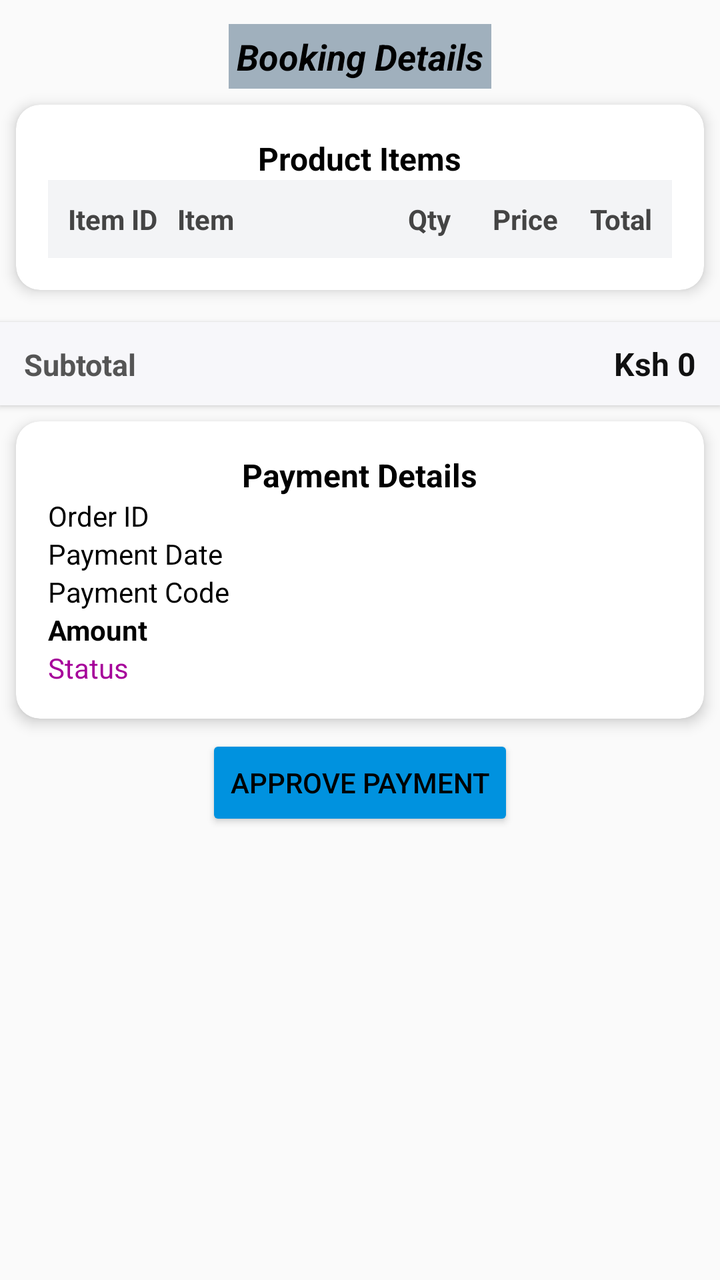
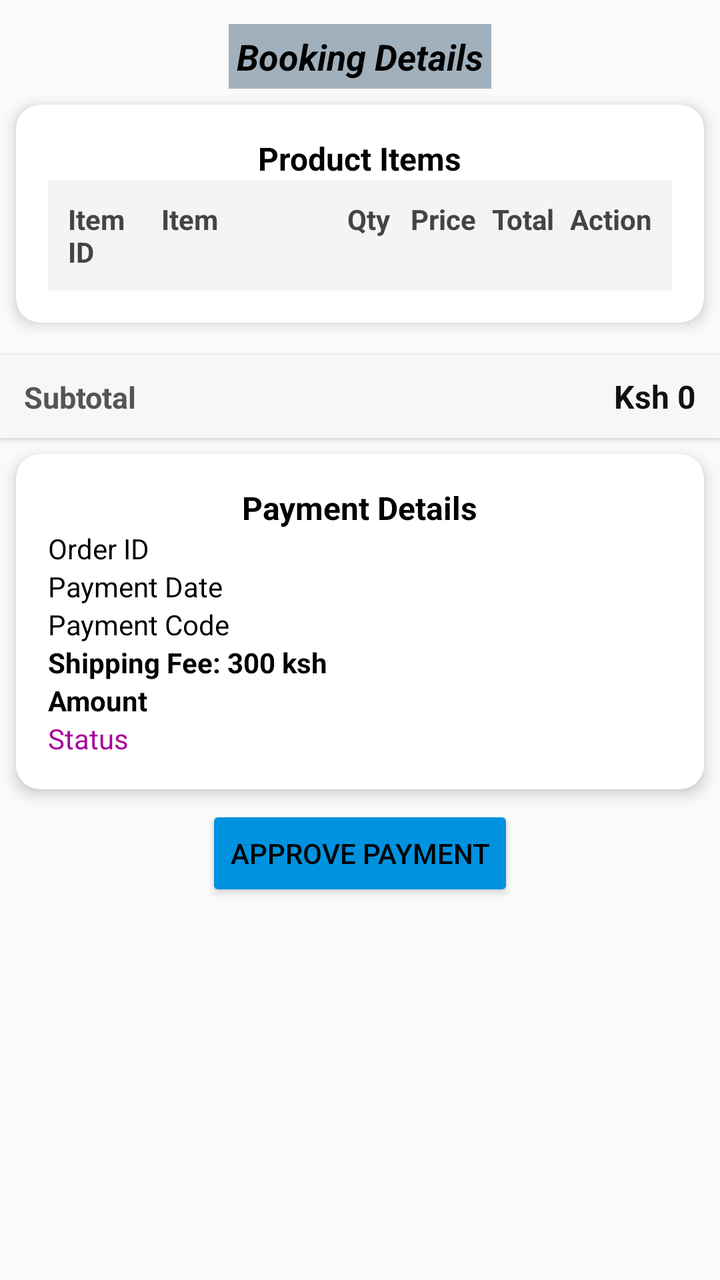

Two renders of the same Android screen: before a commit and after it. Below are the layout's source before the change and the commit's diff.
<!-- AndroidManifest.xml: application theme AppTheme -->
<!-- res/layout/activity_booking_items.xml -->
<?xml version="1.0" encoding="utf-8"?>
<RelativeLayout xmlns:android="http://schemas.android.com/apk/res/android"
    xmlns:app="http://schemas.android.com/apk/res-auto"
    xmlns:tools="http://schemas.android.com/tools"
    android:layout_width="match_parent"
    android:layout_height="match_parent"
    tools:context=".Clients.BookingItems">

    <androidx.core.widget.NestedScrollView
        android:layout_width="match_parent"
        android:layout_height="match_parent">
        <RelativeLayout
            android:layout_width="match_parent"
            android:layout_height="match_parent"
            android:layout_marginBottom="90dp">
            <LinearLayout
                android:layout_width="match_parent"
                android:layout_height="match_parent"
                android:orientation="vertical">

                <TextView
                    android:layout_width="wrap_content"
                    android:layout_height="wrap_content"
                    android:text="Booking Details"
                    android:textSize="18sp"
                    android:layout_gravity="center"
                    android:textStyle="bold|italic"
                    android:padding="4dp"
                    android:layout_marginTop="12dp"
                    android:background="@color/colorreceipt"
                    android:textColor="@color/colorBlack" />

                <androidx.cardview.widget.CardView
                    android:visibility="gone"
                    android:layout_width="match_parent"
                    android:layout_height="wrap_content"
                    android:layout_margin="8dp"
                    app:cardCornerRadius="12dp"
                    app:cardElevation="4dp"
                    app:cardBackgroundColor="@color/white">

                    <LinearLayout
                        android:layout_width="match_parent"
                        android:layout_height="wrap_content"
                        android:orientation="vertical"
                        android:padding="16dp">
                        <TextView
                            android:layout_width="wrap_content"
                            android:layout_height="wrap_content"
                            android:text="Client Details"
                            android:textSize="16sp"
                            android:layout_gravity="center"
                            android:textStyle="bold"
                            android:textColor="@color/colorBlack" />


                        <TextView
                            android:id="@+id/tvClientName"
                            android:layout_width="wrap_content"
                            android:layout_height="wrap_content"
                            android:text="Client Name"
                            android:textColor="@color/colorBlack"/>

                        <TextView
                            android:id="@+id/tvClientNo"
                            android:layout_width="wrap_content"
                            android:layout_height="wrap_content"
                            android:text="Phone Number"
                            android:textColor="@color/colorBlack"/>

                        <TextView
                            android:id="@+id/tvEmail"
                            android:layout_width="wrap_content"
                            android:layout_height="wrap_content"
                            android:text="Email"
                            android:textColor="@color/colorBlack"/>
                    </LinearLayout>
                </androidx.cardview.widget.CardView>

                <androidx.cardview.widget.CardView
                    android:layout_width="match_parent"
                    android:layout_height="wrap_content"
                    android:layout_margin="8dp"
                    app:cardCornerRadius="12dp"
                    app:cardElevation="4dp"
                    app:cardBackgroundColor="@color/white">

                    <LinearLayout
                        android:layout_width="match_parent"
                        android:layout_height="wrap_content"
                        android:orientation="vertical"
                        android:padding="16dp">

                        <TextView
                            android:layout_width="wrap_content"
                            android:layout_height="wrap_content"
                            android:text="Product Items"
                            android:textSize="16sp"
                            android:layout_gravity="center"
                            android:textStyle="bold"
                            android:textColor="@color/colorBlack" />

                        <include layout="@layout/row_cart_header" />

                        
                        <androidx.recyclerview.widget.RecyclerView
                            android:id="@+id/recyclerView"
                            android:layout_width="match_parent"
                            android:layout_height="0dp"
                            android:layout_weight="1"
                            android:scrollbars="vertical"
                            app:layout_behavior="@string/appbar_scrolling_view_behavior" />
                    </LinearLayout>
                </androidx.cardview.widget.CardView>
                <LinearLayout
                    android:id="@+id/subtotal_bar"
                    android:layout_width="match_parent"
                    android:layout_height="wrap_content"
                    android:orientation="horizontal"
                    android:paddingStart="12dp"
                    android:paddingEnd="12dp"
                    android:paddingTop="10dp"
                    android:paddingBottom="10dp"
                    android:background="#F7F7FA"
                    android:elevation="2dp"
                    android:layout_marginTop="8dp">

                    <TextView
                        android:id="@+id/label_subtotal"
                        android:layout_width="0dp"
                        android:layout_height="wrap_content"
                        android:layout_weight="1"
                        android:text="Subtotal"
                        android:textColor="#555555"
                        android:textStyle="bold"
                        android:textSize="15sp" />

                    <TextView
                        android:id="@+id/txv_cart_subtotal"
                        android:layout_width="wrap_content"
                        android:layout_height="wrap_content"
                        android:text="Ksh 0"
                        android:textColor="#111111"
                        android:textStyle="bold"
                        android:textSize="16sp" />
                </LinearLayout>
                <androidx.cardview.widget.CardView
                    android:layout_width="match_parent"
                    android:layout_height="wrap_content"
                    android:layout_margin="8dp"
                    app:cardCornerRadius="12dp"
                    app:cardElevation="4dp"
                    app:cardBackgroundColor="@color/white">

                    <LinearLayout
                        android:layout_width="match_parent"
                        android:layout_height="wrap_content"
                        android:orientation="vertical"
                        android:padding="16dp">
                        <TextView
                            android:layout_width="wrap_content"
                            android:layout_height="wrap_content"
                            android:text="Payment Details"
                            android:textSize="16sp"
                            android:layout_gravity="center"
                            android:textStyle="bold"
                            android:textColor="@color/colorBlack" />


                        <TextView
                            android:id="@+id/tvPaymentID"
                            android:layout_width="wrap_content"
                            android:layout_height="wrap_content"
                            android:text="Order ID"
                            android:textColor="@color/colorBlack"/>

                        <TextView
                            android:id="@+id/tvPaymentDate"
                            android:layout_width="wrap_content"
                            android:layout_height="wrap_content"
                            android:text="Payment Date"
                            android:textColor="@color/colorBlack"/>
                        <TextView
                            android:visibility="gone"
                            android:id="@+id/tvPaymentMode"
                            android:layout_width="wrap_content"
                            android:layout_height="wrap_content"
                            android:text="Payment Mode"
                            android:textColor="@color/colorBlack"/>

                        <TextView
                            android:id="@+id/tvPaymentCode"
                            android:layout_width="wrap_content"
                            android:layout_height="wrap_content"
                            android:text="Payment Code"
                            android:textColor="@color/colorBlack"/>
                        <TextView
                            android:id="@+id/tvAmount"
                            android:layout_width="wrap_content"
                            android:layout_height="wrap_content"
                            android:text="Amount"
                            android:textStyle="bold"
                            android:textColor="@color/colorBlack"/>
                        <TextView
                            android:id="@+id/tvStatus"
                            android:layout_width="wrap_content"
                            android:layout_height="wrap_content"
                            android:text="Status"
                            android:textColor="@color/colorAccent" />
                    </LinearLayout>
                </androidx.cardview.widget.CardView>

                <ProgressBar
                    android:visibility="gone"
                    android:id="@+id/progressBar"
                    android:layout_width="match_parent"
                    android:layout_height="wrap_content"
                    android:layout_centerInParent="true" />
                <Button
                    android:id="@+id/btn_submit"
                    android:layout_width="wrap_content"
                    android:layout_height="wrap_content"
                    android:layout_gravity="center"
                    android:layout_centerInParent="true"
                    android:layout_marginLeft="5dp"
                    android:layout_marginRight="5dp"
                    android:backgroundTint="@color/colorPrimary"
                    android:text="Approve Payment"
                    android:textColor="@color/colorBlack" />

            </LinearLayout>

        </RelativeLayout>
    </androidx.core.widget.NestedScrollView>

</RelativeLayout>
<!-- res/layout/row_cart_header.xml (included above) -->
<?xml version="1.0" encoding="utf-8"?>
<LinearLayout xmlns:android="http://schemas.android.com/apk/res/android"
    android:layout_width="match_parent"
    android:layout_height="wrap_content"
    android:orientation="horizontal"
    android:padding="10dp"
    android:background="#F3F4F6"
    android:weightSum="5">

    <TextView
        android:layout_width="0dp"
        android:layout_height="wrap_content"
        android:layout_weight="0.8"
        android:text="Item ID"
        android:textStyle="bold"
        android:textColor="#444"/>

    <TextView
        android:layout_width="0dp"
        android:layout_height="wrap_content"
        android:layout_weight="2.0"
        android:text="Item"
        android:textStyle="bold"
        android:textColor="#444"
        android:paddingStart="8dp"/>

    <TextView
        android:layout_width="0dp"
        android:layout_height="wrap_content"
        android:layout_weight="0.6"
        android:text="Qty"
        android:textStyle="bold"
        android:textColor="#444"
        android:gravity="center"/>

    <TextView
        android:layout_width="0dp"
        android:layout_height="wrap_content"
        android:layout_weight="0.8"
        android:text="Price"
        android:textStyle="bold"
        android:textColor="#444"
        android:gravity="end"/>

    <TextView
        android:layout_width="0dp"
        android:layout_height="wrap_content"
        android:layout_weight="0.8"
        android:text="Total"
        android:textStyle="bold"
        android:textColor="#444"
        android:gravity="end"/>
</LinearLayout>
<!-- resources referenced by this layout -->
<resources>
  <color name="colorAccent">#A6009A</color>
  <color name="colorBlack">#000</color>
  <color name="colorPrimary">#0092DF</color>
  <color name="colorreceipt">#A0B0BD</color>
  <color name="white">#fff</color>
  <style name="AppTheme" parent="Theme.AppCompat.Light.DarkActionBar">
          
          <item name="colorPrimary">@color/colorPrimary</item>
          <item name="colorPrimaryDark">@color/colorPrimaryDark</item>
          <item name="colorAccent">@color/colorAccent</item>
      </style>
  <color name="colorPrimaryDark">#0092DF</color>
</resources>

<!-- the commit's change to res/layout/activity_booking_items.xml (unified diff, before → after) -->
@@ -31,53 +31,6 @@
                     android:textColor="@color/colorBlack" />
 
                 <androidx.cardview.widget.CardView
-                    android:visibility="gone"
-                    android:layout_width="match_parent"
-                    android:layout_height="wrap_content"
-                    android:layout_margin="8dp"
-                    app:cardCornerRadius="12dp"
-                    app:cardElevation="4dp"
-                    app:cardBackgroundColor="@color/white">
-
-                    <LinearLayout
-                        android:layout_width="match_parent"
-                        android:layout_height="wrap_content"
-                        android:orientation="vertical"
-                        android:padding="16dp">
-                        <TextView
-                            android:layout_width="wrap_content"
-                            android:layout_height="wrap_content"
-                            android:text="Client Details"
-                            android:textSize="16sp"
-                            android:layout_gravity="center"
-                            android:textStyle="bold"
-                            android:textColor="@color/colorBlack" />
-
-
-                        <TextView
-                            android:id="@+id/tvClientName"
-                            android:layout_width="wrap_content"
-                            android:layout_height="wrap_content"
-                            android:text="Client Name"
-                            android:textColor="@color/colorBlack"/>
-
-                        <TextView
-                            android:id="@+id/tvClientNo"
-                            android:layout_width="wrap_content"
-                            android:layout_height="wrap_content"
-                            android:text="Phone Number"
-                            android:textColor="@color/colorBlack"/>
-
-                        <TextView
-                            android:id="@+id/tvEmail"
-                            android:layout_width="wrap_content"
-                            android:layout_height="wrap_content"
-                            android:text="Email"
-                            android:textColor="@color/colorBlack"/>
-                    </LinearLayout>
-                </androidx.cardview.widget.CardView>
-
-                <androidx.cardview.widget.CardView
                     android:layout_width="match_parent"
                     android:layout_height="wrap_content"
                     android:layout_margin="8dp"
@@ -100,7 +53,7 @@
                             android:textStyle="bold"
                             android:textColor="@color/colorBlack" />
 
-                        <include layout="@layout/row_cart_header" />
+                        <include layout="@layout/row_cart_items_header" />
 
                         
                         <androidx.recyclerview.widget.RecyclerView
@@ -195,6 +148,13 @@
                             android:text="Payment Code"
                             android:textColor="@color/colorBlack"/>
                         <TextView
+                            android:id="@+id/tvShipFee"
+                            android:layout_width="wrap_content"
+                            android:layout_height="wrap_content"
+                            android:text="Shipping Fee: 300 ksh"
+                            android:textColor="@color/colorBlack"
+                            android:textStyle="bold"/>
+                        <TextView
                             android:id="@+id/tvAmount"
                             android:layout_width="wrap_content"
                             android:layout_height="wrap_content"
@@ -234,7 +194,7 @@
     </androidx.core.widget.NestedScrollView>
 
 </RelativeLayout>
-<!-- res/layout/row_cart_header.xml (included above) -->
+<!-- res/layout/row_cart_items_header.xml (included above) -->
 <?xml version="1.0" encoding="utf-8"?>
 <LinearLayout xmlns:android="http://schemas.android.com/apk/res/android"
     android:layout_width="match_parent"
@@ -242,8 +202,9 @@
     android:orientation="horizontal"
     android:padding="10dp"
     android:background="#F3F4F6"
-    android:weightSum="5">
-
+    android:weightSum="6">
+
+    
     <TextView
         android:layout_width="0dp"
         android:layout_height="wrap_content"
@@ -252,6 +213,7 @@
         android:textStyle="bold"
         android:textColor="#444"/>
 
+    
     <TextView
         android:layout_width="0dp"
         android:layout_height="wrap_content"
@@ -261,6 +223,7 @@
         android:textColor="#444"
         android:paddingStart="8dp"/>
 
+    
     <TextView
         android:layout_width="0dp"
         android:layout_height="wrap_content"
@@ -270,6 +233,7 @@
         android:textColor="#444"
         android:gravity="center"/>
 
+    
     <TextView
         android:layout_width="0dp"
         android:layout_height="wrap_content"
@@ -279,6 +243,7 @@
         android:textColor="#444"
         android:gravity="end"/>
 
+    
     <TextView
         android:layout_width="0dp"
         android:layout_height="wrap_content"
@@ -287,4 +252,14 @@
         android:textStyle="bold"
         android:textColor="#444"
         android:gravity="end"/>
+
+    
+    <TextView
+        android:layout_width="0dp"
+        android:layout_height="wrap_content"
+        android:layout_weight="1.0"
+        android:text="Action"
+        android:textStyle="bold"
+        android:textColor="#444"
+        android:gravity="end"/>
 </LinearLayout>
